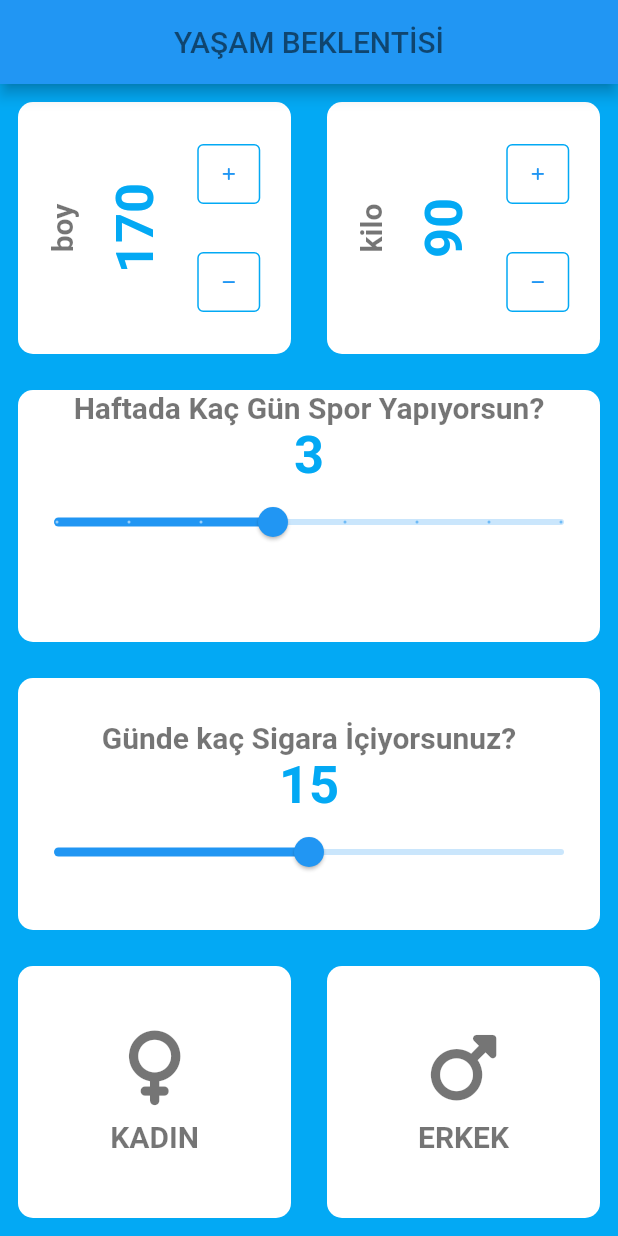
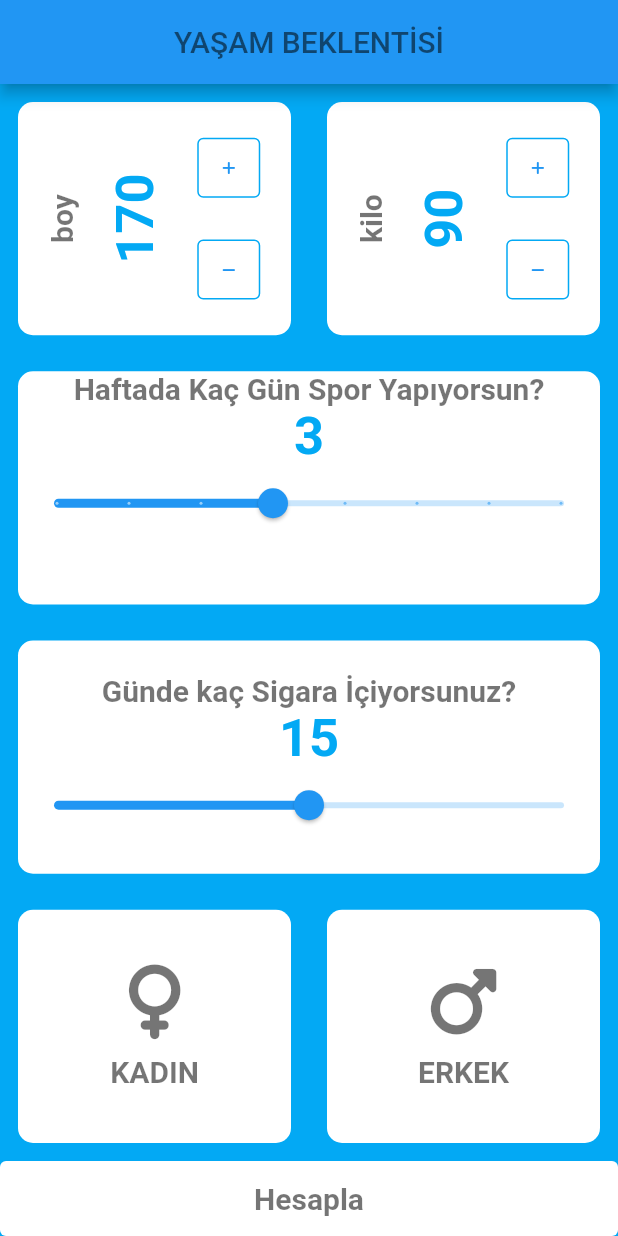
Before and after one commit to ramazan1071/yasam_beklentisi, a Flutter app: the screen it shows after launch, on a phone screen of 412 x 824 dp. Run offline on Flutter 3.47's test engine with Material 2 defaults, Android fonts, the phone set to English and light mode, and no system bars; our stand-ins replace font_awesome_flutter.

Commit message:
Initial commit

```diff
--- a/lib/input_page.dart
+++ b/lib/input_page.dart
@@ -1,5 +1,7 @@
 import 'package:flutter/material.dart';
 import 'package:font_awesome_flutter/font_awesome_flutter.dart';
+import 'package:yasam_beklentisi/result_page.dart';
+import 'package:yasam_beklentisi/user_data.dart';
 
 import 'MyColumn.dart';
 import 'MyContainer.dart';
@@ -126,6 +128,25 @@ class _InputPageState extends State<InputPage> {
                 ],
               ),
             ),
+            TextButton(
+                style: TextButton.styleFrom(
+                    backgroundColor: Colors.white,
+                    fixedSize: Size.fromHeight(50)),
+                onPressed: () {
+                  Navigator.push(
+                      context,
+                      MaterialPageRoute(
+                          builder: (context) => resultPage(UserData(
+                              kilo: kilo,
+                              boy: boy,
+                              seciliCinsiyet: seciliCinsiyet,
+                              sporGunu: sporGunu,
+                              icilenSigara: icilenSigara))));
+                },
+                child: Text(
+                  "Hesapla",
+                  style: kMetinStili,
+                )),
           ],
         ));
   }
--- /dev/null
+++ b/lib/user_data.dart
@@ -0,0 +1,14 @@
+class UserData {
+  String? seciliCinsiyet = null;
+  double icilenSigara;
+  double sporGunu;
+  int boy;
+  int kilo;
+
+  UserData(
+      {required this.seciliCinsiyet,
+      required this.icilenSigara,
+      required this.sporGunu,
+      required this.boy,
+      required this.kilo});
+}
```
Also changed, not shown: lib/hesap.dart (added, +16 -0 lines), lib/result_page.dart (added, +42 -0 lines), pubspec.lock.
